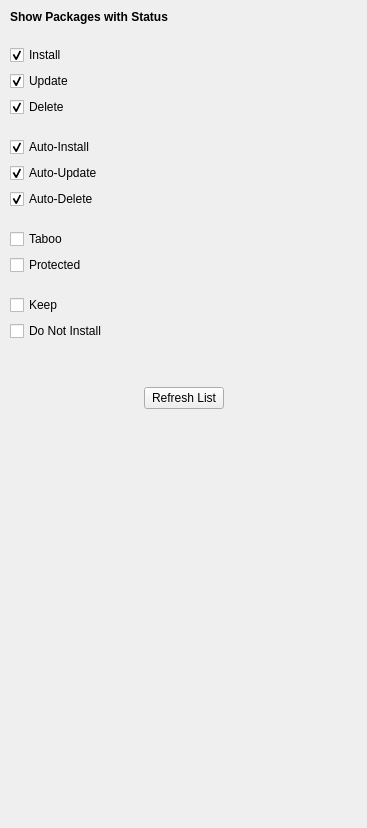
Old version of the form src/status-filter-view.ui in the repository shundhammer/yqpkg.
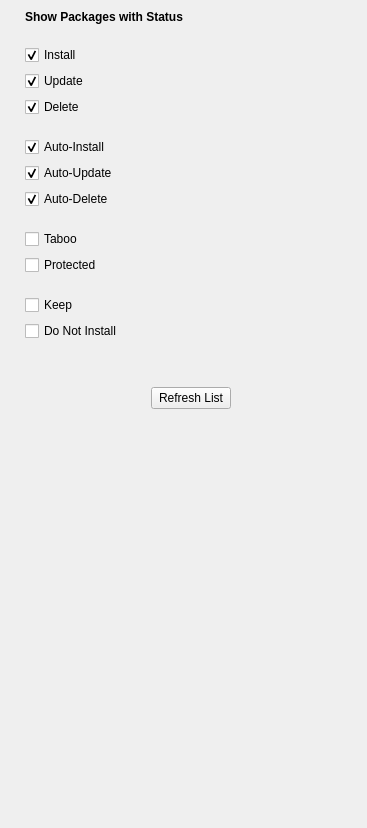
New version of the form. Icons and pictures are not drawn.

Commit message: Wider left margin in status filter view

```diff
--- a/src/status-filter-view.ui
+++ b/src/status-filter-view.ui
@@ -15,7 +15,7 @@
   </property>
   <layout class="QVBoxLayout" name="verticalLayout">
    <property name="leftMargin">
-    <number>10</number>
+    <number>25</number>
    </property>
    <property name="topMargin">
     <number>10</number>
```
